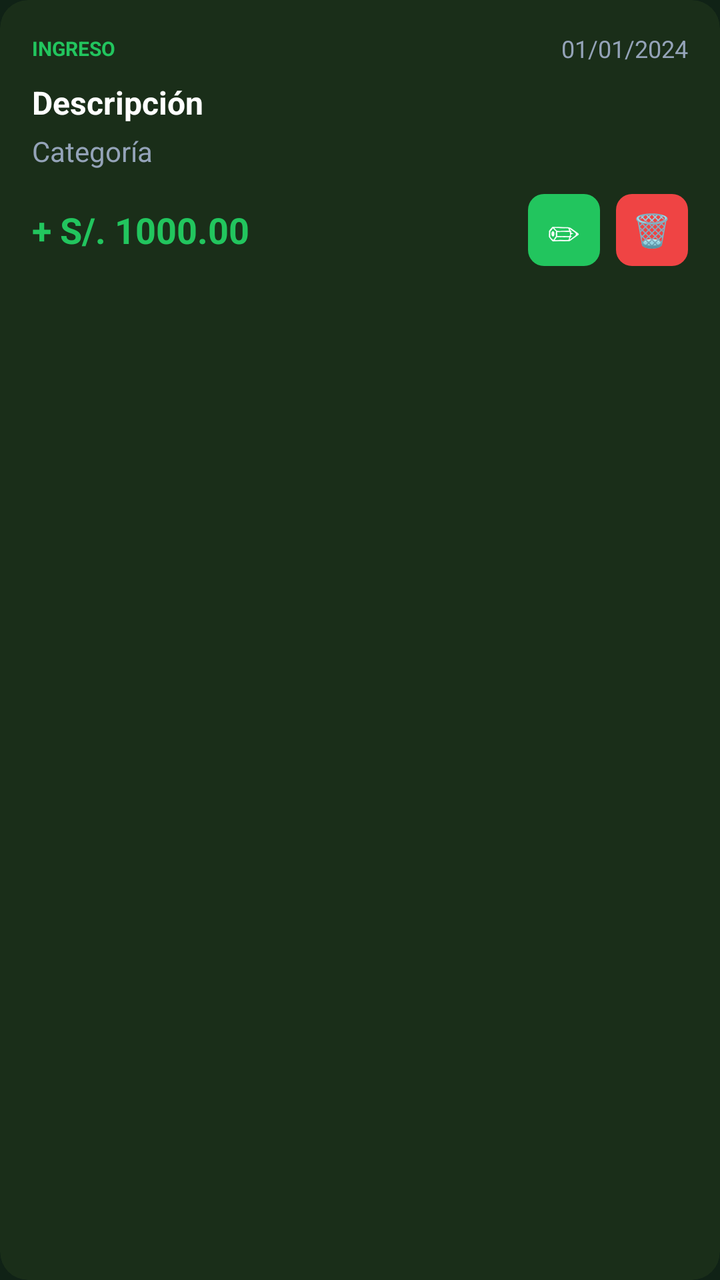
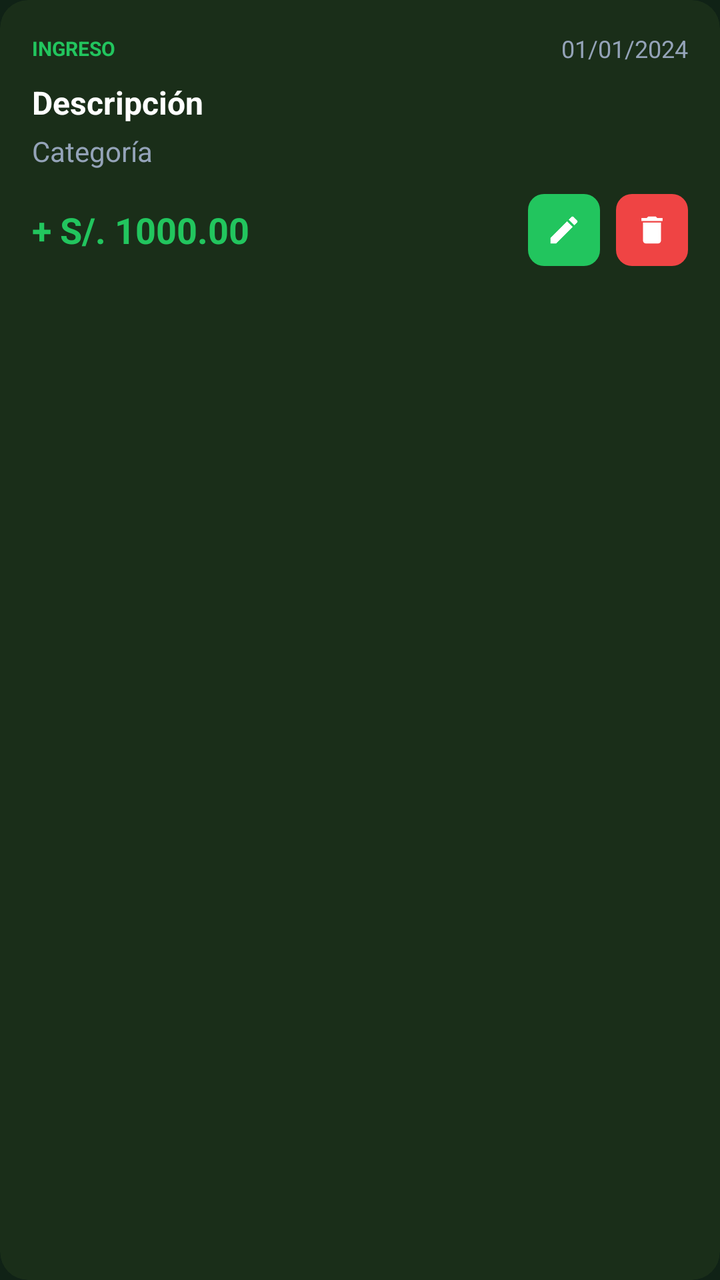

Before-and-after screenshots of an Android layout around one commit, followed by the original layout XML and the change that was made.
<!-- AndroidManifest.xml: application theme Theme.IngresosGastosApp -->
<!-- res/layout/item_historial_transaccion.xml -->
<?xml version="1.0" encoding="utf-8"?>
<com.google.android.material.card.MaterialCardView
    xmlns:android="http://schemas.android.com/apk/res/android"
    xmlns:app="http://schemas.android.com/apk/res-auto"
    android:layout_width="match_parent"
    android:layout_height="wrap_content"
    android:layout_marginHorizontal="0dp"
    android:layout_marginVertical="6dp"
    app:cardCornerRadius="14dp"
    app:cardElevation="0dp"
    app:strokeWidth="0dp"
    app:cardBackgroundColor="@color/bg_dark_card">

    <LinearLayout
        android:layout_width="match_parent"
        android:layout_height="wrap_content"
        android:orientation="vertical"
        android:padding="16dp">

        <LinearLayout
            android:layout_width="match_parent"
            android:layout_height="wrap_content"
            android:orientation="horizontal"
            android:gravity="center_vertical">

            <TextView
                android:id="@+id/tvTipoTransaccion"
                android:layout_width="0dp"
                android:layout_height="wrap_content"
                android:layout_weight="1"
                android:text="INGRESO"
                android:textSize="10sp"
                android:textStyle="bold"
                android:textColor="@color/green_accent"/>

            <TextView
                android:id="@+id/tvFechaHistorial"
                android:layout_width="wrap_content"
                android:layout_height="wrap_content"
                android:text="01/01/2024"
                android:textSize="12sp"
                android:textColor="@color/text_on_dark_muted"/>

        </LinearLayout>

        <TextView
            android:id="@+id/tvDescripcionHistorial"
            android:layout_width="match_parent"
            android:layout_height="wrap_content"
            android:layout_marginTop="8dp"
            android:text="Descripción"
            android:textSize="16sp"
            android:textStyle="bold"
            android:textColor="@color/text_on_dark"/>

        <TextView
            android:id="@+id/tvCategoriaHistorial"
            android:layout_width="match_parent"
            android:layout_height="wrap_content"
            android:layout_marginTop="4dp"
            android:text="Categoría"
            android:textSize="14sp"
            android:textColor="@color/text_on_dark_muted"/>

        <LinearLayout
            android:layout_width="match_parent"
            android:layout_height="wrap_content"
            android:orientation="horizontal"
            android:layout_marginTop="12dp"
            android:gravity="center_vertical">

            <TextView
                android:id="@+id/tvMontoHistorial"
                android:layout_width="0dp"
                android:layout_height="wrap_content"
                android:layout_weight="1"
                android:text="+ S/. 1000.00"
                android:textSize="18sp"
                android:textStyle="bold"
                android:textColor="@color/green_accent"/>

            <com.google.android.material.button.MaterialButton
                android:id="@+id/btnEditarTransaccion"
                android:layout_width="36dp"
                android:layout_height="36dp"
                android:insetTop="0dp"
                android:insetBottom="0dp"
                android:padding="0dp"
                android:text="✏"
                android:textSize="16sp"
                app:cornerRadius="8dp"
                app:backgroundTint="@color/green_accent"
                android:layout_marginEnd="8dp"
                style="@style/Widget.Material3.Button"/>

            <com.google.android.material.button.MaterialButton
                android:id="@+id/btnEliminarTransaccion"
                android:layout_width="36dp"
                android:layout_height="36dp"
                android:insetTop="0dp"
                android:insetBottom="0dp"
                android:padding="0dp"
                android:text="🗑"
                android:textSize="16sp"
                app:cornerRadius="8dp"
                app:backgroundTint="@color/danger_red"
                style="@style/Widget.Material3.Button"/>

        </LinearLayout>

    </LinearLayout>

</com.google.android.material.card.MaterialCardView>
<!-- resources referenced by this layout -->
<resources>
  <color name="bg_dark_card">#1A2E19</color>
  <color name="danger_red">#EF4444</color>
  <color name="green_accent">#22C55E</color>
  <color name="text_on_dark">#FFFFFF</color>
  <color name="text_on_dark_muted">#94A3B8</color>
  <style name="Theme.IngresosGastosApp" parent="Base.Theme.IngresosGastosApp" />
  <style name="Base.Theme.IngresosGastosApp" parent="Theme.Material3.DayNight.NoActionBar">
          <item name="colorPrimary">@color/green_accent</item>
          <item name="colorPrimaryContainer">@color/bg_dark_card</item>
          <item name="colorOnPrimary">@color/white</item>
          <item name="android:statusBarColor">@color/stitch_background</item>
          <item name="android:navigationBarColor">@color/stitch_background</item>
          <item name="android:windowBackground">@color/stitch_background</item>
          <item name="android:windowLightStatusBar">false</item>
          <item name="shapeAppearanceOverlay">@style/CircleImage</item>
      </style>
  <color name="white">#FFFFFFFF</color>
  <color name="stitch_background">#102216</color>
  <style name="CircleImage">
          <item name="cornerSize">50%</item>
      </style>
</resources>

<!-- the commit's change to res/layout/item_historial_transaccion.xml (unified diff, before → after) -->
@@ -86,8 +86,11 @@
                 android:insetTop="0dp"
                 android:insetBottom="0dp"
                 android:padding="0dp"
-                android:text="✏"
-                android:textSize="16sp"
+                app:icon="@drawable/ic_edit"
+                app:iconSize="18dp"
+                app:iconGravity="textStart"
+                app:iconPadding="0dp"
+                app:iconTint="@color/white"
                 app:cornerRadius="8dp"
                 app:backgroundTint="@color/green_accent"
                 android:layout_marginEnd="8dp"
@@ -100,8 +103,11 @@
                 android:insetTop="0dp"
                 android:insetBottom="0dp"
                 android:padding="0dp"
-                android:text="🗑"
-                android:textSize="16sp"
+                app:icon="@drawable/ic_delete"
+                app:iconSize="18dp"
+                app:iconGravity="textStart"
+                app:iconPadding="0dp"
+                app:iconTint="@color/white"
                 app:cornerRadius="8dp"
                 app:backgroundTint="@color/danger_red"
                 style="@style/Widget.Material3.Button"/>
<!-- resource entries referenced after the edit -->
@@ -17,6 +17,26 @@
           <item name="shapeAppearanceOverlay">@style/CircleImage</item>
       </style>
   <color name="white">#FFFFFFFF</color>
+  <!-- drawable ic_delete (drawable) -->
+  <vector xmlns:android="http://schemas.android.com/apk/res/android"
+      android:width="24dp"
+      android:height="24dp"
+      android:viewportWidth="24"
+      android:viewportHeight="24">
+      <path
+          android:fillColor="#FFFFFF"
+          android:pathData="M6,19c0,1.1 0.9,2 2,2h8c1.1,0 2,-0.9 2,-2V7H6v12zM19,4h-3.5l-1,-1h-5l-1,1H5v2h14V4z"/>
+  </vector>
+  <!-- drawable ic_edit (drawable) -->
+  <vector xmlns:android="http://schemas.android.com/apk/res/android"
+      android:width="24dp"
+      android:height="24dp"
+      android:viewportWidth="24"
+      android:viewportHeight="24">
+      <path
+          android:fillColor="#FFFFFF"
+          android:pathData="M3,17.25V21h3.75L17.81,9.94l-3.75,-3.75L3,17.25zM20.71,7.04c0.39,-0.39 0.39,-1.02 0,-1.41l-2.34,-2.34c-0.39,-0.39 -1.02,-0.39 -1.41,0l-1.83,1.83 3.75,3.75 1.83,-1.83z"/>
+  </vector>
   <color name="stitch_background">#102216</color>
   <style name="CircleImage">
           <item name="cornerSize">50%</item>
